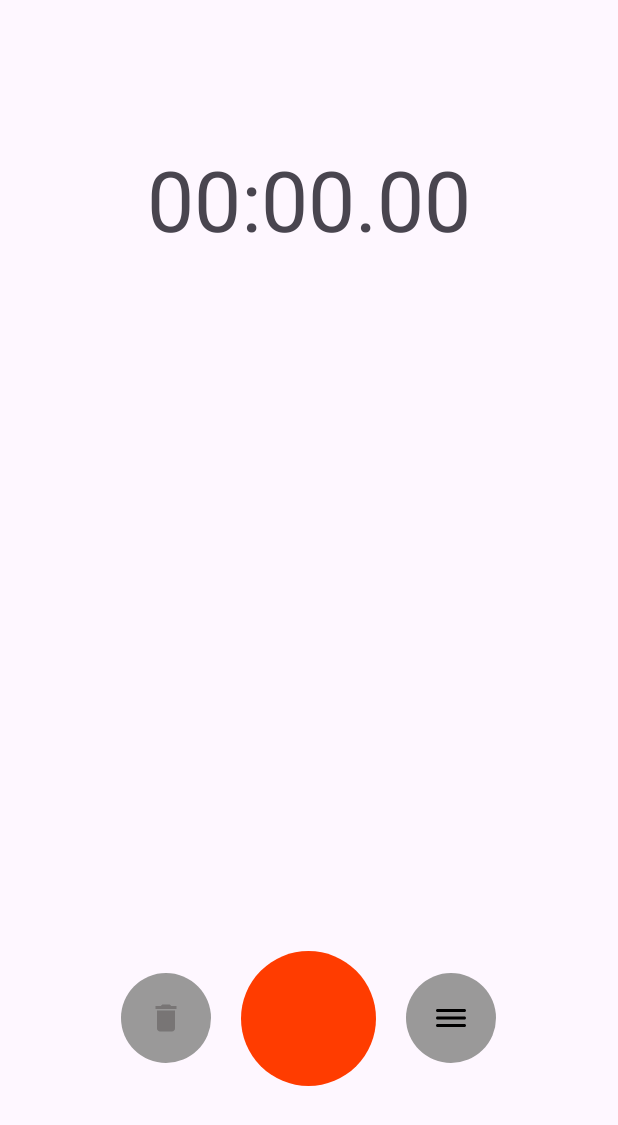
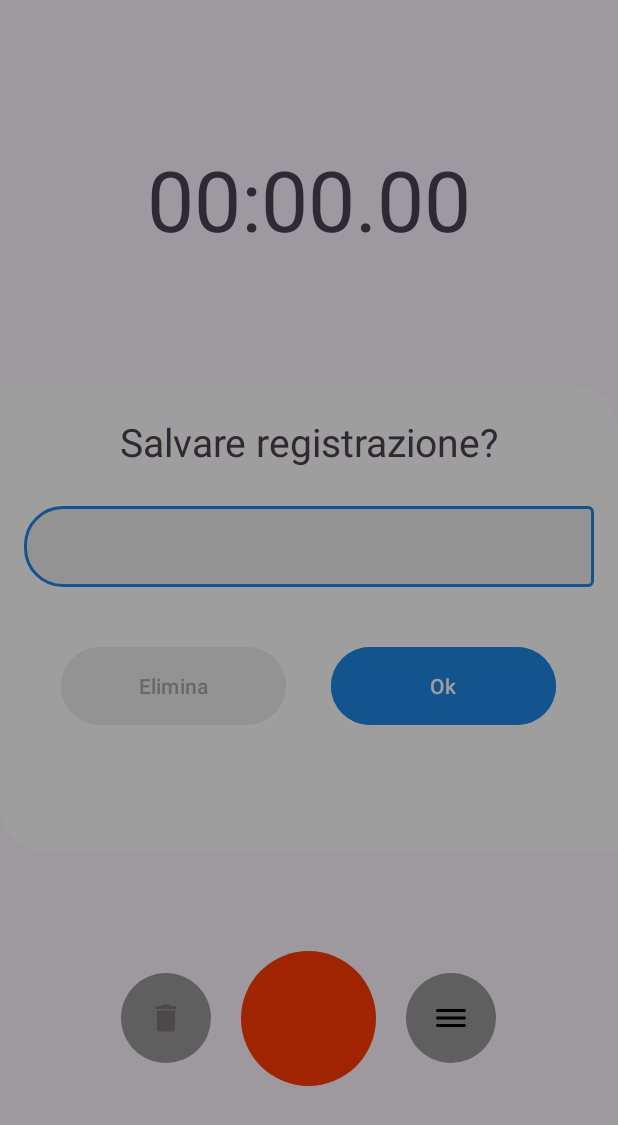
Before and after one commit to LucaFIRE12/My-Audio---Luca-Zucchi-Samuele-Riva, an Android app: the screen it shows after launch (MainActivity), on a phone screen of 412 x 824 dp. Shown: the top 1125 px of the screen. Run offline under Robolectric (Android 15) with nearby library versions, the phone set to English and light mode, and no system bars.

Commit message:
implementazione messaggio salvare registrazione

```diff
--- /dev/null
+++ b/app/src/main/res/drawable/background_tondo.xml
@@ -0,0 +1,8 @@
+<?xml version="1.0" encoding="utf-8"?>
+<shape xmlns:android="http://schemas.android.com/apk/res/android">
+    <solid android:color="@color/white"/>
+    <corners android:topRightRadius="30dp"
+        android:bottomLeftRadius="30dp"></corners>
+
+
+</shape>
--- a/app/src/main/res/layout/activity_main.xml
+++ b/app/src/main/res/layout/activity_main.xml
@@ -1,10 +1,16 @@
 <?xml version="1.0" encoding="utf-8"?>
-<androidx.constraintlayout.widget.ConstraintLayout xmlns:android="http://schemas.android.com/apk/res/android"
+<androidx.coordinatorlayout.widget.CoordinatorLayout
+    xmlns:android="http://schemas.android.com/apk/res/android"
     xmlns:app="http://schemas.android.com/apk/res-auto"
     xmlns:tools="http://schemas.android.com/tools"
     android:layout_width="match_parent"
     android:layout_height="match_parent"
     tools:context=".MainActivity">
+
+    <androidx.constraintlayout.widget.ConstraintLayout
+        android:layout_width="match_parent"
+        android:layout_height="match_parent">
+
 
 
         <LinearLayout
@@ -74,4 +80,20 @@
             app:layout_constraintBottom_toBottomOf="parent"
             app:layout_constraintTop_toTopOf="parent" />
 
+        <include
+            layout="@layout/bottom_sheet"
+            android:layout_width="match_parent"
+            android:layout_height="wrap_content"
+            app:layout_constraintBottom_toBottomOf="parent"
+            app:layout_constraintTop_toTopOf="parent"
+            tools:layout_editor_absoluteX="2dp" />
+
     </androidx.constraintlayout.widget.ConstraintLayout>
+
+    <View
+        android:id="@+id/BottomSheetBackGround"
+        android:layout_width="match_parent"
+        android:layout_height="match_parent"
+        android:background="@color/BackGroundOpaco"/>
+
+</androidx.coordinatorlayout.widget.CoordinatorLayout>
--- /dev/null
+++ b/app/src/main/res/layout/bottom_sheet.xml
@@ -0,0 +1,63 @@
+<?xml version="1.0" encoding="utf-8"?>
+<LinearLayout xmlns:android="http://schemas.android.com/apk/res/android"
+    xmlns:tools="http://schemas.android.com/tools"
+    android:layout_width="match_parent"
+    android:layout_height="wrap_content"
+    xmlns:app="http://schemas.android.com/apk/res-auto"
+    app:layout_behavior="@string/bottom_sheet_behavior"
+    android:background="@drawable/background_tondo"
+    android:orientation="vertical">
+
+    <TextView
+        android:layout_width="match_parent"
+        android:layout_height="wrap_content"
+        android:text="Salvare registrazione?"
+        android:textSize="26sp"
+        android:layout_marginTop="20dp"
+        android:textAlignment="center"/>
+
+    <com.google.android.material.textfield.TextInputLayout
+        style="@style/StileTestoLayout"
+        android:layout_width="match_parent"
+        android:layout_height="wrap_content">
+
+        <com.google.android.material.textfield.TextInputEditText
+            android:id="@+id/inputNomeFile"
+            android:layout_width="match_parent"
+            android:layout_height="wrap_content"
+            android:layout_margin="16dp"
+            android:padding="16dp"
+            tools:ignore="SpeakableTextPresentCheck"
+            />
+    </com.google.android.material.textfield.TextInputLayout>
+
+    <LinearLayout
+        android:layout_width="match_parent"
+        android:layout_height="wrap_content"
+        android:gravity="center"
+        android:layout_marginBottom="80dp">
+        <com.google.android.material.button.MaterialButton
+            android:id="@+id/BtnElimina"
+            android:layout_width="150dp"
+            android:layout_height="60dp"
+            android:text="Elimina"
+            android:backgroundTint="@color/gray"
+            android:textColor="@color/grayDark"
+            app:cornerRadius="26dp"
+            app:rippleColor="@color/grayDark"
+            />
+
+        <com.google.android.material.button.MaterialButton
+            android:id="@+id/BtnOk"
+            android:layout_width="150dp"
+            android:layout_height="60dp"
+            android:text="Ok"
+            android:layout_marginStart="30dp"
+            android:backgroundTint="@color/ColoreCornice"
+            android:textColor="@color/white"
+            app:cornerRadius="26dp"
+            app:rippleColor="@color/grayDark"
+            />
+    </LinearLayout>
+
+</LinearLayout>
--- a/app/src/main/res/values-night/themes.xml
+++ b/app/src/main/res/values-night/themes.xml
@@ -3,5 +3,8 @@
     <style name="Base.Theme.ProgRivaZucchi" parent="Theme.Material3.DayNight.NoActionBar">
         <!-- Customize your dark theme here. -->
         <!-- <item name="colorPrimary">@color/my_dark_primary</item> -->
+
+
+
     </style>
 </resources>
--- a/app/src/main/res/values/colors.xml
+++ b/app/src/main/res/values/colors.xml
@@ -2,4 +2,9 @@
 <resources>
     <color name="black">#FF000000</color>
     <color name="white">#FFFFFFFF</color>
+    <color name="gray">#ECECEC</color>
+    <color name="grayDark">#a9a9a9</color>
+    <color name="ColoreCornice" >#1E88E5</color>
+    <color name="BackGroundOpaco" >#61000000</color>
+
 </resources>
--- a/app/src/main/res/values/themes.xml
+++ b/app/src/main/res/values/themes.xml
@@ -6,4 +6,18 @@
     </style>
 
     <style name="Theme.ProgRivaZucchi" parent="Base.Theme.ProgRivaZucchi" />
+
+    <style name="StileTestoLayout" parent="Widget.MaterialComponents.TextInputLayout.OutlinedBox" tools:ignore="DuplicateDefinition">
+        <item name="android:layout_marginTop">20dp</item>
+        <item name="android:layout_marginBottom">20dp</item>
+        <item name="boxBackgroundColor">@color/gray</item>
+        <item name="boxStrokeColor">@color/ColoreCornice</item>
+        <item name="boxCornerRadiusBottomStart">26dp</item>
+        <item name="boxCornerRadiusBottomStart">26dp</item>
+        <item name="boxCornerRadiusTopStart">26dp</item>
+        <item name="boxCornerRadiusTopStart">26dp</item>
+
+
+
+    </style>
 </resources>
```
Lines whose indentation alone changed are shown as unchanged.
